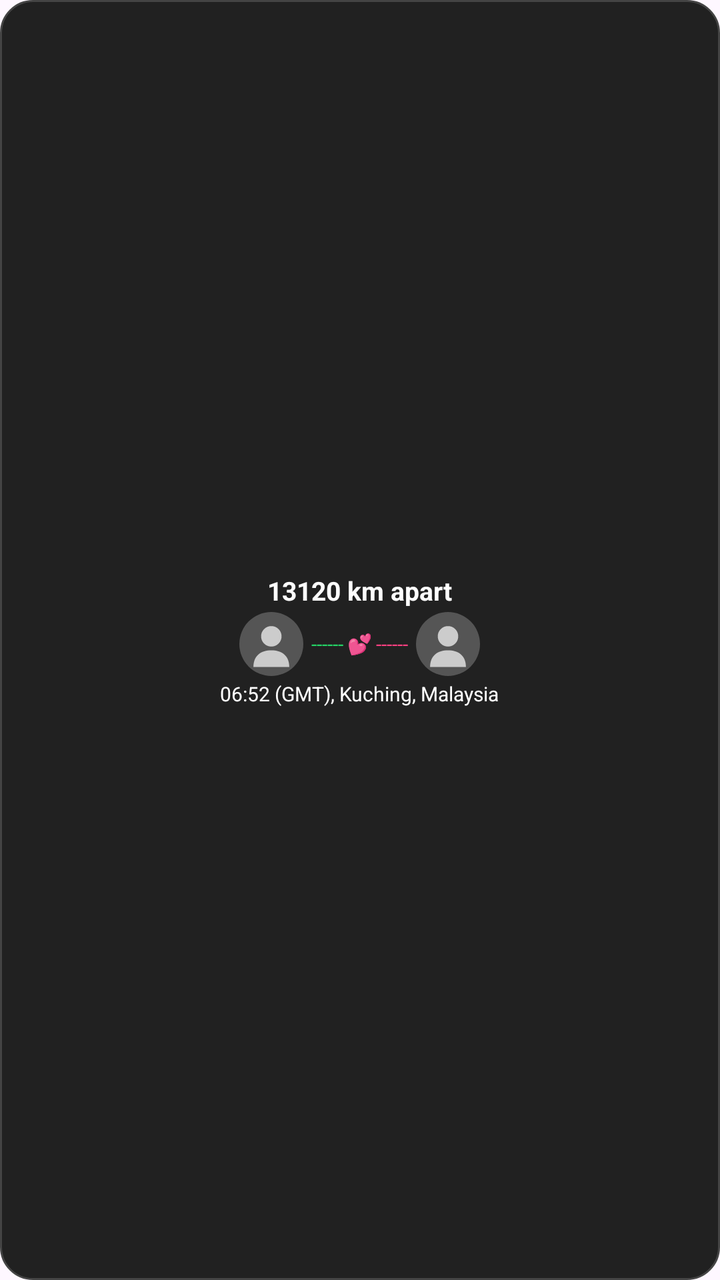
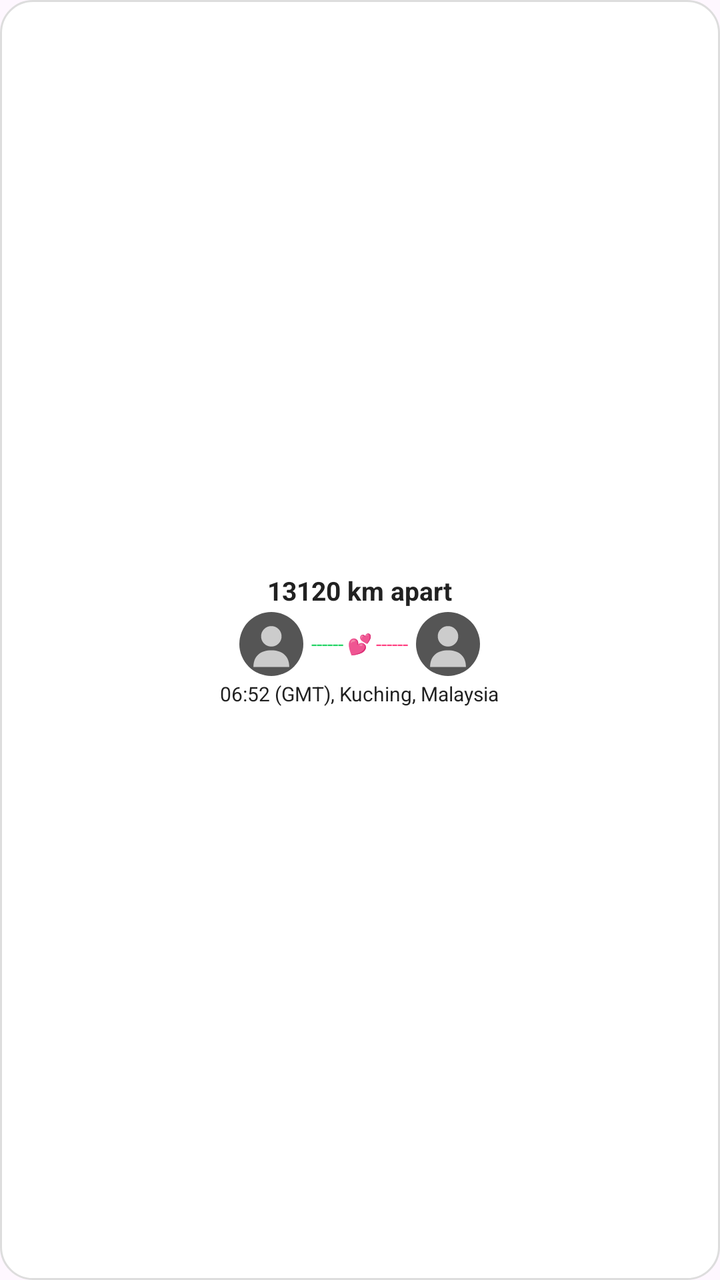

The first picture is an Android layout as it rendered before a commit; the second is the same layout after the commit. The layout source and the unified diff follow.
<!-- AndroidManifest.xml: application theme Theme.ProjectCecily -->
<!-- res/layout/widget_ldr_status.xml -->
<?xml version="1.0" encoding="utf-8"?>
<LinearLayout xmlns:android="http://schemas.android.com/apk/res/android"
    android:id="@+id/widget_ldr_root"
    android:layout_width="match_parent"
    android:layout_height="match_parent"
    android:background="@drawable/widget_background"
    android:gravity="center"
    android:orientation="vertical"
    android:paddingStart="8dp"
    android:paddingTop="4dp"
    android:paddingEnd="8dp"
    android:paddingBottom="4dp">

    
    <TextView
        android:id="@+id/tvWidgetTopLine"
        android:layout_width="wrap_content"
        android:layout_height="wrap_content"
        android:gravity="center"
        android:text="13120 km apart"
        android:textColor="#FFFFFF"
        android:textSize="13sp"
        android:textStyle="bold" />

    
    <LinearLayout
        android:layout_width="wrap_content"
        android:layout_height="wrap_content"
        android:layout_marginTop="2dp"
        android:layout_marginBottom="2dp"
        android:gravity="center"
        android:orientation="horizontal">

        <ImageView
            android:id="@+id/ivWidgetMyAvatar"
            android:layout_width="32dp"
            android:layout_height="32dp"
            android:contentDescription="My Avatar"
            android:scaleType="centerCrop"
            android:src="@drawable/ic_blank_user" />

        <TextView
            android:id="@+id/tvLeftDottedLine"
            android:layout_width="wrap_content"
            android:layout_height="wrap_content"
            android:layout_marginStart="4dp"
            android:text="------"
            android:textColor="#25D366"
            android:textSize="10sp" />

        <TextView
            android:id="@+id/tvCenterHearts"
            android:layout_width="wrap_content"
            android:layout_height="wrap_content"
            android:layout_marginStart="2dp"
            android:layout_marginEnd="2dp"
            android:text="💕"
            android:textColor="#FF4081"
            android:textSize="10sp" />

        <TextView
            android:id="@+id/tvRightDottedLine"
            android:layout_width="wrap_content"
            android:layout_height="wrap_content"
            android:layout_marginEnd="4dp"
            android:text="------"
            android:textColor="#FF4081"
            android:textSize="10sp" />

        <ImageView
            android:id="@+id/ivWidgetPartnerAvatar"
            android:layout_width="32dp"
            android:layout_height="32dp"
            android:contentDescription="Partner Avatar"
            android:scaleType="centerCrop"
            android:src="@drawable/ic_blank_user" />

    </LinearLayout>

    
    <TextView
        android:id="@+id/tvWidgetBottomLine"
        android:layout_width="wrap_content"
        android:layout_height="wrap_content"
        android:gravity="center"
        android:text="06:52 (GMT), Kuching, Malaysia"
        android:textColor="#FFFFFF"
        android:textSize="10sp" />

</LinearLayout>
<!-- resources referenced by this layout -->
<resources>
  <!-- drawable ic_blank_user (drawable) -->
  <?xml version="1.0" encoding="utf-8"?>
  <vector xmlns:android="http://schemas.android.com/apk/res/android"
      android:width="120dp"
      android:height="120dp"
      android:viewportWidth="100"
      android:viewportHeight="100">
      
      <path
          android:fillColor="#555555"
          android:pathData="M0,50 A50,50 0 1,0 100,50 A50,50 0 1,0 0,50 Z" />
      
      <path
          android:fillColor="#CCCCCC"
          android:pathData="M50,22 A16,16 0 1,0 50,54 A16,16 0 1,0 50,22 Z" />
      
      <path
          android:fillColor="#CCCCCC"
          android:pathData="M22,86 C22,68 34,60 50,60 C66,60 78,68 78,86 Z" />
  </vector>
  <!-- drawable widget_background (drawable) -->
  <?xml version="1.0" encoding="utf-8"?>
  <shape xmlns:android="http://schemas.android.com/apk/res/android">
      <solid android:color="#212121" />
      <corners android:radius="16dp" />
      <stroke android:width="1dp" android:color="#444444" />
  </shape>
  <style name="Theme.ProjectCecily" parent="Base.Theme.ProjectCecily" />
  <style name="Base.Theme.ProjectCecily" parent="Theme.Material3.DayNight.NoActionBar">
          
          <item name="colorPrimary">@color/nav_selected</item>
          <item name="windowActionBar">false</item>
          <item name="windowNoTitle">true</item>
  
          
          <item name="colorOnSecondaryContainer">@color/nav_selected</item>
      </style>
  <color name="nav_selected">#007AFF</color>
</resources>

<!-- the commit's change to res/layout/widget_ldr_status.xml (unified diff, before → after) -->
@@ -18,7 +18,7 @@
         android:layout_height="wrap_content"
         android:gravity="center"
         android:text="13120 km apart"
-        android:textColor="#FFFFFF"
+        android:textColor="@color/widget_text_color"
         android:textSize="13sp"
         android:textStyle="bold" />
 
@@ -84,7 +84,7 @@
         android:layout_height="wrap_content"
         android:gravity="center"
         android:text="06:52 (GMT), Kuching, Malaysia"
-        android:textColor="#FFFFFF"
+        android:textColor="@color/widget_text_color"
         android:textSize="10sp" />
 
 </LinearLayout>
<!-- resource entries referenced after the edit -->
@@ -1,5 +1,6 @@
 <!-- resources referenced by this layout -->
 <resources>
+  <color name="widget_text_color">#212121</color>
   <!-- drawable ic_blank_user (drawable) -->
   <?xml version="1.0" encoding="utf-8"?>
   <vector xmlns:android="http://schemas.android.com/apk/res/android"
@@ -23,11 +24,13 @@
   <!-- drawable widget_background (drawable) -->
   <?xml version="1.0" encoding="utf-8"?>
   <shape xmlns:android="http://schemas.android.com/apk/res/android">
-      <solid android:color="#212121" />
+      <solid android:color="@color/widget_bg_color" />
       <corners android:radius="16dp" />
-      <stroke android:width="1dp" android:color="#444444" />
+      <stroke android:width="1dp" android:color="@color/widget_stroke_color" />
   </shape>
   <style name="Theme.ProjectCecily" parent="Base.Theme.ProjectCecily" />
+  <color name="widget_bg_color">#FFFFFF</color>
+  <color name="widget_stroke_color">#DDDDDD</color>
   <style name="Base.Theme.ProjectCecily" parent="Theme.Material3.DayNight.NoActionBar">
           
           <item name="colorPrimary">@color/nav_selected</item>
